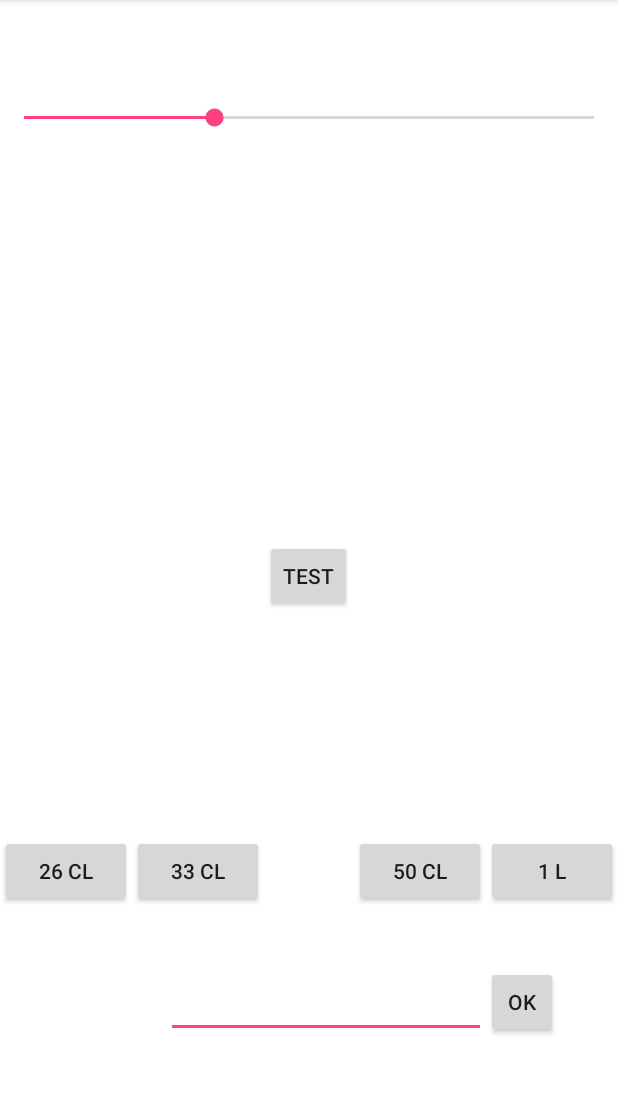
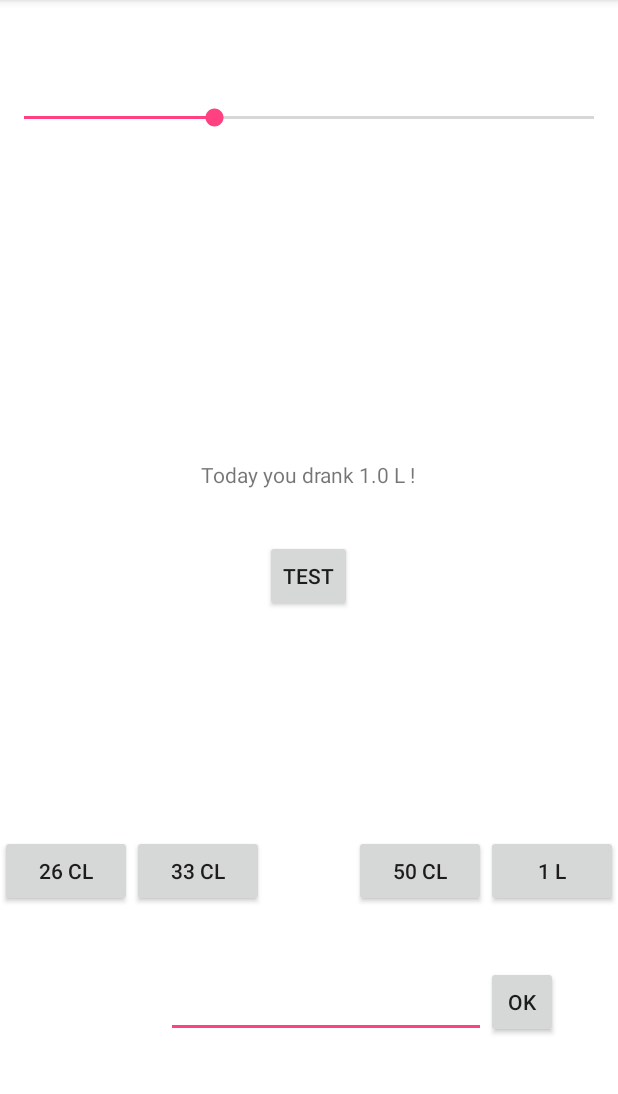
Before and after one commit to Khalil-Ciret/DrinkSomeMore, an Android app: the screen it shows after launch (HomeActivity), after a tap on "1 L", on a phone screen of 412 x 824 dp, the part 84-1178 px from its top. Run offline under Robolectric (Android 15) with nearby library versions, the light colour scheme and no system bars.

Commit message:
Added a label for displaying water drank today Removed the possibility for the user to drag the bar

```diff
--- a/app/src/main/java/com/liquidwolf/drinksomemore/activities/HomeActivity.java
+++ b/app/src/main/java/com/liquidwolf/drinksomemore/activities/HomeActivity.java
@@ -7,9 +7,11 @@ import android.database.sqlite.SQLiteDatabase;
 import android.os.Bundle;
 import android.support.v7.app.AppCompatActivity;
 import android.util.Log;
+import android.view.MotionEvent;
 import android.view.View;
 import android.widget.EditText;
 import android.widget.SeekBar;
+import android.widget.TextView;
 
 import com.liquidwolf.drinksomemore.DrinkSomeMoreApp;
 import com.liquidwolf.drinksomemore.R;
@@ -32,10 +34,19 @@ public class HomeActivity extends AppCompatActivity implements View.OnClickListe
     //Debugging constant
     private static final String TAG = HomeActivity.class.getSimpleName();
 
+    /**
+     * Parameters used for database management
+     */
     private long currentDayID;
     private int waterToday;
+    private SQLiteDatabase databaseUserAndWaterConsommation;
+
+    /**
+     * Widgets
+     */
     private SeekBar barWater;
-    private SQLiteDatabase databaseUserAndWaterConsommation;
+    private TextView labelWaterDrank;
+
 
 
     @Override
@@ -47,9 +58,19 @@ public class HomeActivity extends AppCompatActivity implements View.OnClickListe
         this.barWater = (SeekBar) this.findViewById(R.id.seekBar);
         barWater.setMax(300); //TODO Replace 300 by a variable or a constant
 
+        this.barWater.setOnTouchListener(new View.OnTouchListener() {
+                @Override
+                public boolean onTouch(View view, MotionEvent motionEvent) {
+                    return true;
+                }
+        });//Weird, but allow the bar to not be moved without altering its layout.
+
+
+        this.labelWaterDrank = (TextView) this.findViewById(R.id.textViewWaterDrank);
+
         //this.initialiseBarWater();
         this.initialiseDB();
-        this.refreshBar();
+        this.refreshUI();
 
 
 
@@ -81,15 +102,15 @@ public class HomeActivity extends AppCompatActivity implements View.OnClickListe
           default: break;
       }
 
-        this.refreshBar();
+        this.refreshUI();
         this.updateDB();
 
 
       }
 
-    public void refreshBar(){
-            this.barWater.setProgress(this.waterToday);
-
+    public void refreshUI(){
+        this.barWater.setProgress(this.waterToday);
+        this.labelWaterDrank.setText(getResources().getString(R.string.labelDrank_Start)+" "+(float)this.waterToday/100+" "+(getResources().getString(R.string.labelDrank_End)));
     }
 
     public void updateDB() {
--- a/app/src/main/res/layout/activity_home.xml
+++ b/app/src/main/res/layout/activity_home.xml
@@ -91,6 +91,15 @@
                 android:layout_centerVertical="true"
                 android:layout_centerHorizontal="true" />
 
+            <TextView
+                android:layout_width="wrap_content"
+                android:layout_height="wrap_content"
+                android:text="@string/labelDrank"
+                android:id="@+id/textViewWaterDrank"
+                android:layout_above="@+id/buttonDebug"
+                android:layout_centerHorizontal="true"
+                android:layout_marginBottom="34dp" />
+
         </RelativeLayout>
 
         <LinearLayout android:id="@+id/fullscreen_content_controls" style="?metaButtonBarStyle"
--- a/app/src/main/res/values/strings.xml
+++ b/app/src/main/res/values/strings.xml
@@ -1,11 +1,12 @@
 <resources>
     <string name="app_name">Drink Some More</string>
 
-    <string name="dummy_button">Dummy Button</string>
-    <string name="dummy_content">DUMMY\nCONTENT</string>
     <string name="littleGlass">26 cl</string>
     <string name="regularGlass">33 cl</string>
     <string name="littleBottle">50 cl</string>
     <string name="normalBottle">1 L</string>
     <string name="ok">OK</string>
+    <string name="labelDrank">Today you drank 0 L!</string>
+    <string name="labelDrank_Start">Today you drank</string>
+    <string name="labelDrank_End"> L !</string>
 </resources>
```
Also changed, not shown: 1 other file.
